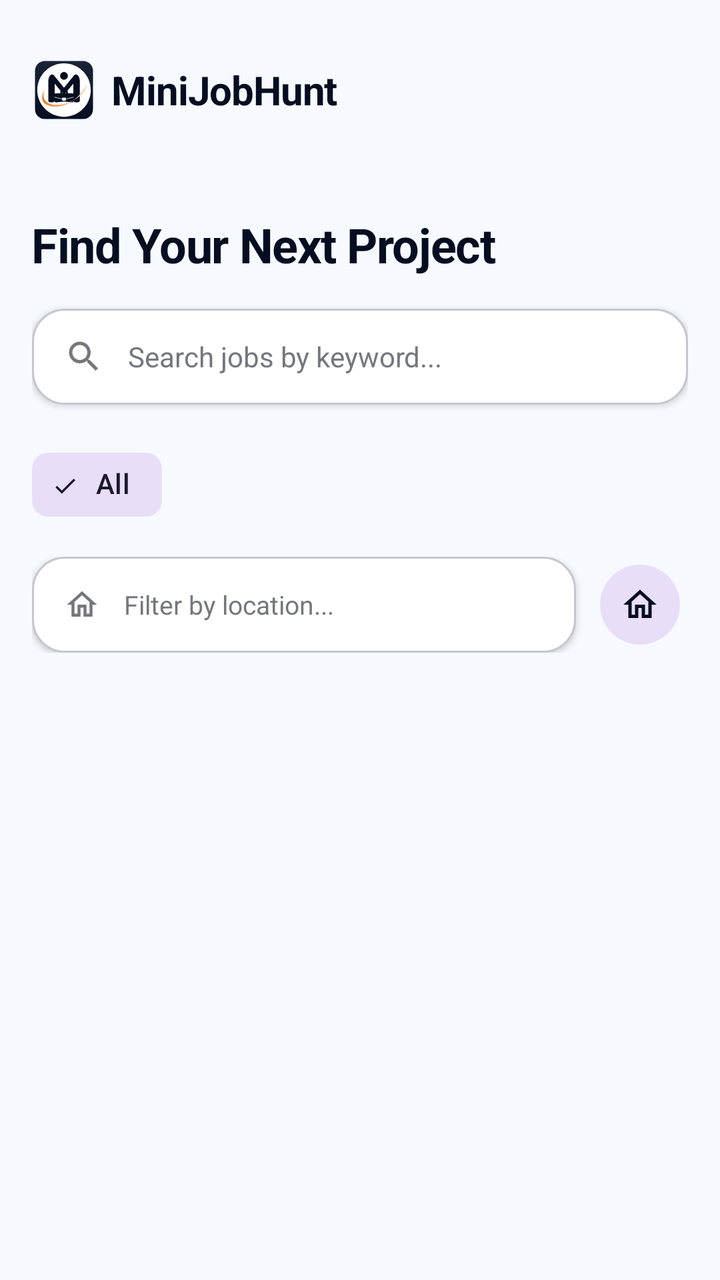
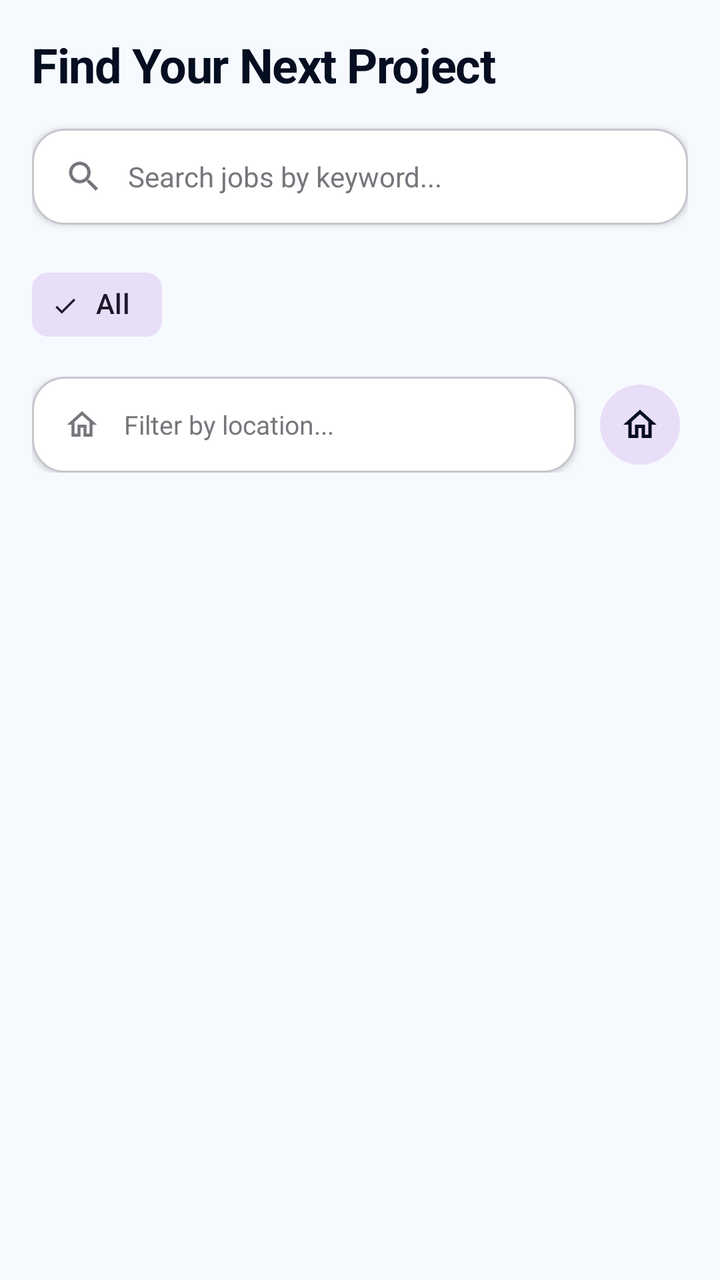

Compare the two renders of this Android layout. The source of the first and the diff that turns it into the second are given below.
<!-- AndroidManifest.xml: application theme Theme.MiniJobHunt -->
<!-- res/layout/fragment_freelancer_search.xml -->
<?xml version="1.0" encoding="utf-8"?>
<LinearLayout xmlns:android="http://schemas.android.com/apk/res/android"
    xmlns:app="http://schemas.android.com/apk/res-auto"
    xmlns:tools="http://schemas.android.com/tools"
    android:layout_width="match_parent"
    android:layout_height="match_parent"
    android:orientation="vertical"
    android:background="@color/background">

    
    <include
        android:id="@+id/header"
        layout="@layout/layout_common_header" />

    <LinearLayout
        android:layout_width="match_parent"
        android:layout_height="wrap_content"
        android:orientation="vertical"
        android:padding="16dp">

        <TextView
            android:layout_width="wrap_content"
            android:layout_height="wrap_content"
            android:text="Find Your Next Project"
            android:textColor="@color/primary"
            android:textSize="24sp"
            android:textStyle="bold"
            android:letterSpacing="-0.02" />

        
        <LinearLayout
            android:layout_width="match_parent"
            android:layout_height="48dp"
            android:layout_marginTop="16dp"
            android:background="@drawable/bg_card_white"
            android:gravity="center_vertical"
            android:paddingHorizontal="16dp"
            android:elevation="2dp">

            <ImageView
                android:layout_width="20dp"
                android:layout_height="20dp"
                android:src="@drawable/ic_search_outlined"
                app:tint="@color/outline" />

            <EditText
                android:id="@+id/etSearch"
                android:layout_width="0dp"
                android:layout_height="match_parent"
                android:layout_weight="1"
                android:background="@android:color/transparent"
                android:hint="Search jobs by keyword..."
                android:paddingHorizontal="12dp"
                android:textColor="@color/primary"
                android:textColorHint="@color/text_hint"
                android:textSize="14sp" />
        </LinearLayout>

        
        <HorizontalScrollView
            android:layout_width="match_parent"
            android:layout_height="wrap_content"
            android:layout_marginTop="16dp"
            android:scrollbars="none">

            <com.google.android.material.chip.ChipGroup
                android:id="@+id/chipGroupCategories"
                android:layout_width="wrap_content"
                android:layout_height="wrap_content"
                app:singleLine="true"
                app:singleSelection="true"
                app:selectionRequired="false">

                <com.google.android.material.chip.Chip
                    android:id="@+id/chipAll"
                    style="@style/Widget.Material3.Chip.Filter"
                    android:layout_width="wrap_content"
                    android:layout_height="wrap_content"
                    android:text="All"
                    android:checked="true" />

            </com.google.android.material.chip.ChipGroup>
        </HorizontalScrollView>

        
        <LinearLayout
            android:layout_width="match_parent"
            android:layout_height="48dp"
            android:layout_marginTop="12dp"
            android:gravity="center_vertical"
            android:orientation="horizontal">

            <LinearLayout
                android:layout_width="0dp"
                android:layout_height="match_parent"
                android:layout_weight="1"
                android:background="@drawable/bg_card_white"
                android:gravity="center_vertical"
                android:paddingHorizontal="16dp"
                android:elevation="2dp">

                <ImageView
                    android:layout_width="18dp"
                    android:layout_height="18dp"
                    android:src="@drawable/ic_home_outlined"
                    app:tint="@color/outline" />

                <EditText
                    android:id="@+id/etLocationFilter"
                    android:layout_width="0dp"
                    android:layout_height="match_parent"
                    android:layout_weight="1"
                    android:background="@android:color/transparent"
                    android:hint="Filter by location..."
                    android:paddingHorizontal="12dp"
                    android:textColor="@color/primary"
                    android:textColorHint="@color/text_hint"
                    android:textSize="13sp"
                    android:focusable="false"
                    android:clickable="true" />

                <ImageView
                    android:id="@+id/btnClearLocation"
                    android:layout_width="18dp"
                    android:layout_height="18dp"
                    android:src="@drawable/ic_arrow_back"
                    android:rotation="45"
                    app:tint="@color/outline"
                    android:visibility="gone" />
            </LinearLayout>

            <com.google.android.material.button.MaterialButton
                android:id="@+id/btnNearbyMe"
                style="@style/Widget.Material3.Button.IconButton.Filled.Tonal"
                android:layout_width="48dp"
                android:layout_height="48dp"
                android:layout_marginStart="8dp"
                app:icon="@drawable/ic_home_outlined"
                app:iconTint="@color/primary" />
        </LinearLayout>

    </LinearLayout>

    <androidx.recyclerview.widget.RecyclerView
        android:id="@+id/rvJobs"
        android:layout_width="match_parent"
        android:layout_height="match_parent"
        android:clipToPadding="false"
        android:paddingBottom="100dp"
        tools:listitem="@layout/item_freelancer_job" />

</LinearLayout>
<!-- res/layout/layout_common_header.xml (included above) -->
<?xml version="1.0" encoding="utf-8"?>
<RelativeLayout xmlns:android="http://schemas.android.com/apk/res/android"
    xmlns:app="http://schemas.android.com/apk/res-auto"
    android:layout_width="match_parent"
    android:layout_height="90dp"
    android:background="@color/surface"
    android:paddingHorizontal="16dp"
    android:paddingTop="24dp">

    <LinearLayout
        android:layout_width="wrap_content"
        android:layout_height="wrap_content"
        android:layout_centerVertical="true"
        android:gravity="center_vertical"
        android:orientation="horizontal">

        <ImageView
            android:layout_width="32dp"
            android:layout_height="32dp"
            android:src="@drawable/ic_mainlogo" />

        <TextView
            android:layout_width="wrap_content"
            android:layout_height="wrap_content"
            android:layout_marginStart="8dp"
            android:text="MiniJobHunt"
            android:textColor="@color/primary"
            android:textSize="20sp"
            android:textStyle="bold"
            android:letterSpacing="-0.02" />
    </LinearLayout>
</RelativeLayout>
<!-- res/layout/item_freelancer_job.xml (included above) -->
<?xml version="1.0" encoding="utf-8"?>
<androidx.cardview.widget.CardView
    xmlns:android="http://schemas.android.com/apk/res/android"
    xmlns:app="http://schemas.android.com/apk/res-auto"
    android:layout_width="match_parent"
    android:layout_height="wrap_content"
    android:layout_marginHorizontal="16dp"
    android:layout_marginVertical="8dp"
    app:cardBackgroundColor="@color/white"
    app:cardCornerRadius="16dp"
    app:cardElevation="2dp">

    <LinearLayout
        android:layout_width="match_parent"
        android:layout_height="wrap_content"
        android:orientation="vertical"
        android:padding="16dp">

        
        <LinearLayout
            android:layout_width="match_parent"
            android:layout_height="wrap_content"
            android:orientation="horizontal"
            android:gravity="center_vertical"
            android:layout_marginBottom="12dp">

            <com.google.android.material.imageview.ShapeableImageView
                android:id="@+id/imgClientProfile"
                android:layout_width="40dp"
                android:layout_height="40dp"
                android:scaleType="centerCrop"
                android:src="@drawable/ic_profile"
                app:shapeAppearanceOverlay="@style/CircleImage"
                app:strokeColor="@color/outline_variant"
                app:strokeWidth="1dp" />

            <LinearLayout
                android:layout_width="0dp"
                android:layout_height="wrap_content"
                android:layout_weight="1"
                android:orientation="vertical"
                android:layout_marginStart="12dp">

                <LinearLayout
                    android:layout_width="wrap_content"
                    android:layout_height="wrap_content"
                    android:orientation="horizontal"
                    android:gravity="center_vertical">

                    <TextView
                        android:id="@+id/txtClientName"
                        android:layout_width="wrap_content"
                        android:layout_height="wrap_content"
                        android:text="Client Name"
                        android:textColor="@color/primary"
                        android:textStyle="bold"
                        android:textSize="14sp" />

                    <ImageView
                        android:id="@+id/imgVerifiedBadge"
                        android:layout_width="20dp"
                        android:layout_height="20dp"
                        android:layout_marginStart="6dp"
                        android:src="@drawable/ic_verified"
                        android:visibility="gone"
                        android:contentDescription="Verified"/>

                </LinearLayout>

                <TextView
                    android:id="@+id/txtPostedAt"
                    android:layout_width="wrap_content"
                    android:layout_height="wrap_content"
                    android:text="Posted just now"
                    android:textColor="@color/text_secondary"
                    android:textSize="12sp" />

            </LinearLayout>

        </LinearLayout>

        <TextView
            android:id="@+id/txtJobTitle"
            android:layout_width="wrap_content"
            android:layout_height="wrap_content"
            android:text="Job Title"
            android:textSize="18sp"
            android:textStyle="bold"
            android:textColor="@color/primary" />

        <TextView
            android:id="@+id/txtJobDetails"
            android:layout_width="wrap_content"
            android:layout_height="wrap_content"
            android:layout_marginTop="6dp"
            android:text="Details"
            android:textColor="@color/text_secondary"
            android:textSize="14sp"
            android:lineSpacingExtra="2dp" />

        <LinearLayout
            android:layout_width="match_parent"
            android:layout_height="wrap_content"
            android:orientation="horizontal"
            android:gravity="center_vertical"
            android:layout_marginTop="12dp">

            <ImageView
                android:layout_width="16dp"
                android:layout_height="16dp"
                android:src="@drawable/ic_money"
                app:tint="@color/success" />

            <TextView
                android:id="@+id/txtJobBudget"
                android:layout_width="wrap_content"
                android:layout_height="wrap_content"
                android:layout_marginStart="6dp"
                android:text="Budget: Rs. 0"
                android:textColor="@color/success"
                android:textStyle="bold"
                android:textSize="14sp" />

        </LinearLayout>

        <RelativeLayout
            android:layout_width="match_parent"
            android:layout_height="wrap_content"
            android:layout_marginTop="16dp">

            <com.google.android.material.button.MaterialButton
                android:id="@+id/btnApply"
                style="@style/AppButton.Accent"
                android:layout_width="wrap_content"
                android:layout_height="42dp"
                android:layout_alignParentEnd="true"
                android:paddingHorizontal="24dp"
                android:text="Apply Now"
                android:textAllCaps="false"
                android:textSize="14sp" />

        </RelativeLayout>

        <LinearLayout
            android:id="@+id/layoutWork"
            android:layout_width="match_parent"
            android:layout_height="wrap_content"
            android:orientation="vertical"
            android:visibility="gone"
            tools:visibility="visible"
            xmlns:tools="http://schemas.android.com/tools">

            <View
                android:layout_width="match_parent"
                android:layout_height="1dp"
                android:background="@color/divider"
                android:layout_marginVertical="12dp" />

            <TextView
                android:id="@+id/txtWorkFile"
                android:layout_width="match_parent"
                android:layout_height="wrap_content"
                android:background="@drawable/bg_chip_light"
                android:padding="12dp"
                android:text="Attached File: none"
                android:textColor="@color/primary"
                android:textSize="13sp"
                android:textStyle="bold"
                android:drawableStart="@drawable/ic_upload"
                android:drawablePadding="8dp"
                android:visibility="gone" />

            <LinearLayout
                android:layout_width="match_parent"
                android:layout_height="wrap_content"
                android:orientation="horizontal"
                android:layout_marginTop="12dp">

                <com.google.android.material.button.MaterialButton
                    android:id="@+id/btnSubmitWork"
                    style="@style/AppButton.Primary"
                    android:layout_width="0dp"
                    android:layout_height="42dp"
                    android:layout_weight="1"
                    android:layout_marginEnd="6dp"
                    android:text="Submit Work"
                    android:textSize="13sp"
                    android:textAllCaps="false" />

                <com.google.android.material.button.MaterialButton
                    android:id="@+id/btnManageWork"
                    style="@style/AppButton.Ghost"
                    android:layout_width="0dp"
                    android:layout_height="42dp"
                    android:layout_weight="1"
                    android:layout_marginStart="6dp"
                    android:text="Manage"
                    android:textSize="13sp"
                    android:textAllCaps="false" />
            </LinearLayout>

            <com.google.android.material.button.MaterialButton
                android:id="@+id/btnRaiseConflict"
                style="@style/Widget.Material3.Button.TextButton"
                android:layout_width="match_parent"
                android:layout_height="wrap_content"
                android:layout_marginTop="4dp"
                android:text="Problem? Raise a Conflict"
                android:textColor="@color/accent"
                android:textSize="12sp"
                android:textAllCaps="false" />
        </LinearLayout>



    </LinearLayout>

</androidx.cardview.widget.CardView>
<!-- resources referenced by this layout -->
<resources>
  <color name="accent">#ba1a1a</color>
  <color name="background">#f6faff</color>
  <color name="divider">#c6c6cd</color>
  <color name="outline">#76777d</color>
  <color name="outline_variant">#c6c6cd</color>
  <color name="primary">#050e21</color>
  <color name="success">#10B981</color>
  <color name="surface">#f6faff</color>
  <color name="text_hint">#76777d</color>
  <color name="text_secondary">#45474c</color>
  <color name="white">#FFFFFF</color>
  <!-- drawable bg_card_white (drawable) -->
  <?xml version="1.0" encoding="utf-8"?>
  <shape xmlns:android="http://schemas.android.com/apk/res/android"
      android:shape="rectangle">
      <solid android:color="@color/white" />
      <corners android:radius="16dp" />
      <stroke
          android:width="1dp"
          android:color="@color/outline_variant" />
  </shape>
  <!-- drawable bg_chip_light (drawable) -->
  <?xml version="1.0" encoding="utf-8"?>
  <shape xmlns:android="http://schemas.android.com/apk/res/android"
      android:shape="rectangle">
      <solid android:color="@color/surface_container" />
      <corners android:radius="999dp" />
  </shape>
  <!-- drawable ic_arrow_back (drawable) -->
  <vector xmlns:android="http://schemas.android.com/apk/res/android"
      android:width="24dp"
      android:height="24dp"
      android:viewportWidth="24"
      android:viewportHeight="24">
    <path
        android:fillColor="#FF000000"
        android:pathData="M20,11H7.83l5.59,-5.59L12,4l-8,8 8,8 1.41,-1.41L7.83,13H20v-2z"/>
  </vector>
  <!-- drawable ic_home_outlined (drawable) -->
  <vector xmlns:android="http://schemas.android.com/apk/res/android"
      android:width="24dp"
      android:height="24dp"
      android:viewportWidth="24"
      android:viewportHeight="24">
      <path
          android:fillColor="@color/text_secondary"
          android:pathData="M12,5.69l5,4.5V18h-2v-6H9v6H7v-7.81l5,-4.5M12,3L2,12h3v8h6v-6h2v6h6v-8h3L12,3z"/>
  </vector>
  <!-- drawable ic_mainlogo: vector/xml drawable (drawable, 3696 chars, omitted) -->
  <!-- drawable ic_upload (drawable) -->
  <vector xmlns:android="http://schemas.android.com/apk/res/android"
      android:width="24dp"
      android:height="24dp"
      android:viewportWidth="24"
      android:viewportHeight="24">
  
      <path
          android:fillColor="#4CAF50"
          android:pathData="M5,20h14v-2H5v2zM12,2l-5.5,5.5 1.41,1.41L11,5.83V16h2V5.83l3.09,3.08 1.41-1.41L12,2z"/>
  </vector>
  <style name="CircleImage">
          <item name="cornerSize">50%</item>
      </style>
  <style name="Theme.MiniJobHunt" parent="Base.Theme.MiniJobHunt" />
  <color name="surface_container">#e6eff8</color>
  <color name="info">#050e21</color>
  <color name="orange_primary">#de6a00</color>
  <style name="ShapeAppearance.App.Medium" parent="ShapeAppearance.Material3.MediumComponent">
          <item name="cornerSize">12dp</item>
      </style>
  <color name="primary_container">#1b2437</color>
  <color name="on_primary_container">#828ba2</color>
  <color name="secondary">#5c5f60</color>
  <style name="AppText.HeadlineLarge">
          <item name="android:textSize">24sp</item>
          <item name="android:textStyle">bold</item>
          <item name="android:textColor">@color/text_primary</item>
          <item name="android:letterSpacing">-0.02</item>
      </style>
  <style name="AppText.TitleMedium">
          <item name="android:textSize">18sp</item>
          <item name="android:textStyle">bold</item>
          <item name="android:textColor">@color/text_primary</item>
      </style>
  <style name="AppText.BodyLarge">
          <item name="android:textSize">16sp</item>
          <item name="android:textColor">@color/text_secondary</item>
      </style>
  <style name="AppText.LabelMedium">
          <item name="android:textSize">12sp</item>
          <item name="android:textStyle">bold</item>
          <item name="android:textColor">@color/text_muted</item>
          <item name="android:letterSpacing">0.01</item>
      </style>
  <color name="text_primary">#141d23</color>
  <color name="text_muted">#76777d</color>
  <!-- unchanged entries left out for length: 8 -->
</resources>

<!-- the commit's change to res/layout/fragment_freelancer_search.xml (unified diff, before → after) -->
@@ -6,11 +6,6 @@
     android:layout_height="match_parent"
     android:orientation="vertical"
     android:background="@color/background">
-
-    
-    <include
-        android:id="@+id/header"
-        layout="@layout/layout_common_header" />
 
     <LinearLayout
         android:layout_width="match_parent"
@@ -150,39 +145,6 @@
         tools:listitem="@layout/item_freelancer_job" />
 
 </LinearLayout>
-<!-- res/layout/layout_common_header.xml (included above) -->
-<?xml version="1.0" encoding="utf-8"?>
-<RelativeLayout xmlns:android="http://schemas.android.com/apk/res/android"
-    xmlns:app="http://schemas.android.com/apk/res-auto"
-    android:layout_width="match_parent"
-    android:layout_height="90dp"
-    android:background="@color/surface"
-    android:paddingHorizontal="16dp"
-    android:paddingTop="24dp">
-
-    <LinearLayout
-        android:layout_width="wrap_content"
-        android:layout_height="wrap_content"
-        android:layout_centerVertical="true"
-        android:gravity="center_vertical"
-        android:orientation="horizontal">
-
-        <ImageView
-            android:layout_width="32dp"
-            android:layout_height="32dp"
-            android:src="@drawable/ic_mainlogo" />
-
-        <TextView
-            android:layout_width="wrap_content"
-            android:layout_height="wrap_content"
-            android:layout_marginStart="8dp"
-            android:text="MiniJobHunt"
-            android:textColor="@color/primary"
-            android:textSize="20sp"
-            android:textStyle="bold"
-            android:letterSpacing="-0.02" />
-    </LinearLayout>
-</RelativeLayout>
 <!-- res/layout/item_freelancer_job.xml (included above) -->
 <?xml version="1.0" encoding="utf-8"?>
 <androidx.cardview.widget.CardView
<!-- resource entries referenced after the edit -->
@@ -7,7 +7,6 @@
   <color name="outline_variant">#c6c6cd</color>
   <color name="primary">#050e21</color>
   <color name="success">#10B981</color>
-  <color name="surface">#f6faff</color>
   <color name="text_hint">#76777d</color>
   <color name="text_secondary">#45474c</color>
   <color name="white">#FFFFFF</color>
@@ -48,7 +47,6 @@
           android:fillColor="@color/text_secondary"
           android:pathData="M12,5.69l5,4.5V18h-2v-6H9v6H7v-7.81l5,-4.5M12,3L2,12h3v8h6v-6h2v6h6v-8h3L12,3z"/>
   </vector>
-  <!-- drawable ic_mainlogo: vector/xml drawable (drawable, 3696 chars, omitted) -->
   <!-- drawable ic_upload (drawable) -->
   <vector xmlns:android="http://schemas.android.com/apk/res/android"
       android:width="24dp"
